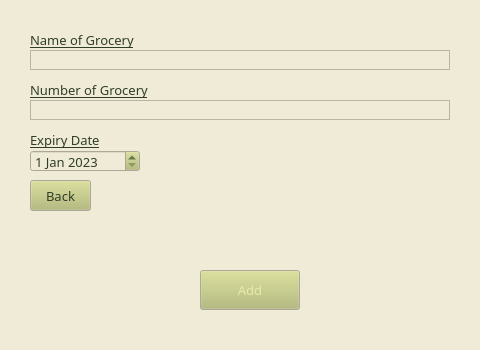
This is userInterface/addGroceryFrame.ui in yangqee/Menu as Qt 5 draws it before an edit. The edited form follows.
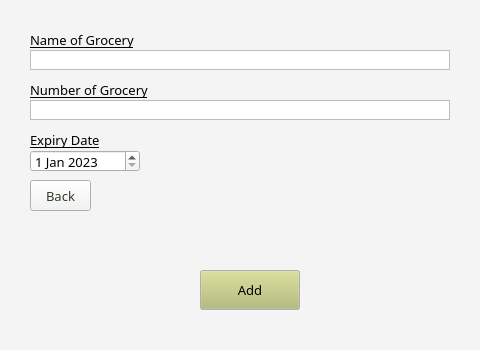
This is the edited form.

```diff
--- a/userInterface/addGroceryFrame.ui
+++ b/userInterface/addGroceryFrame.ui
@@ -22,108 +22,135 @@
      <colorrole role="WindowText">
       <brush brushstyle="SolidPattern">
        <color alpha="255">
-        <red>48</red>
-        <green>62</green>
-        <blue>39</blue>
+        <red>0</red>
+        <green>0</green>
+        <blue>0</blue>
        </color>
       </brush>
      </colorrole>
      <colorrole role="Button">
       <brush brushstyle="SolidPattern">
        <color alpha="255">
-        <red>180</red>
-        <green>187</green>
-        <blue>114</blue>
+        <red>244</red>
+        <green>244</green>
+        <blue>244</blue>
        </color>
       </brush>
      </colorrole>
      <colorrole role="Light">
       <brush brushstyle="SolidPattern">
        <color alpha="255">
-        <red>239</red>
-        <green>235</green>
-        <blue>215</blue>
+        <red>255</red>
+        <green>255</green>
+        <blue>255</blue>
        </color>
       </brush>
      </colorrole>
      <colorrole role="Midlight">
       <brush brushstyle="SolidPattern">
        <color alpha="255">
-        <red>231</red>
-        <green>234</green>
-        <blue>168</blue>
+        <red>249</red>
+        <green>249</green>
+        <blue>249</blue>
        </color>
       </brush>
      </colorrole>
      <colorrole role="Dark">
       <brush brushstyle="SolidPattern">
        <color alpha="255">
-        <red>227</red>
-        <green>219</green>
-        <blue>189</blue>
+        <red>122</red>
+        <green>122</green>
+        <blue>122</blue>
        </color>
       </brush>
      </colorrole>
      <colorrole role="Mid">
       <brush brushstyle="SolidPattern">
        <color alpha="255">
-        <red>227</red>
-        <green>219</green>
-        <blue>189</blue>
+        <red>163</red>
+        <green>163</green>
+        <blue>163</blue>
        </color>
       </brush>
      </colorrole>
      <colorrole role="Text">
       <brush brushstyle="SolidPattern">
        <color alpha="255">
-        <red>48</red>
-        <green>62</green>
-        <blue>39</blue>
+        <red>0</red>
+        <green>0</green>
+        <blue>0</blue>
        </color>
       </brush>
      </colorrole>
      <colorrole role="BrightText">
       <brush brushstyle="SolidPattern">
        <color alpha="255">
-        <red>246</red>
-        <green>250</green>
-        <blue>247</blue>
+        <red>255</red>
+        <green>255</green>
+        <blue>255</blue>
        </color>
       </brush>
      </colorrole>
      <colorrole role="ButtonText">
       <brush brushstyle="SolidPattern">
        <color alpha="255">
-        <red>231</red>
-        <green>234</green>
-        <blue>168</blue>
+        <red>0</red>
+        <green>0</green>
+        <blue>0</blue>
        </color>
       </brush>
      </colorrole>
      <colorrole role="Base">
       <brush brushstyle="SolidPattern">
        <color alpha="255">
-        <red>239</red>
-        <green>235</green>
-        <blue>215</blue>
+        <red>255</red>
+        <green>255</green>
+        <blue>255</blue>
        </color>
       </brush>
      </colorrole>
      <colorrole role="Window">
       <brush brushstyle="SolidPattern">
        <color alpha="255">
-        <red>239</red>
-        <green>235</green>
-        <blue>215</blue>
+        <red>244</red>
+        <green>244</green>
+        <blue>244</blue>
        </color>
       </brush>
      </colorrole>
      <colorrole role="Shadow">
       <brush brushstyle="SolidPattern">
        <color alpha="255">
-        <red>227</red>
-        <green>219</green>
-        <blue>189</blue>
+        <red>0</red>
+        <green>0</green>
+        <blue>0</blue>
+       </color>
+      </brush>
+     </colorrole>
+     <colorrole role="AlternateBase">
+      <brush brushstyle="SolidPattern">
+       <color alpha="255">
+        <red>249</red>
+        <green>249</green>
+        <blue>249</blue>
+       </color>
+      </brush>
+     </colorrole>
+     <colorrole role="ToolTipBase">
+      <brush brushstyle="SolidPattern">
+       <color alpha="255">
+        <red>255</red>
+        <green>255</green>
+        <blue>220</blue>
+       </color>
+      </brush>
+     </colorrole>
+     <colorrole role="ToolTipText">
+      <brush brushstyle="SolidPattern">
+       <color alpha="255">
+        <red>0</red>
+        <green>0</green>
+        <blue>0</blue>
        </color>
       </brush>
      </colorrole>
@@ -132,108 +159,135 @@
      <colorrole role="WindowText">
       <brush brushstyle="SolidPattern">
        <color alpha="255">
-        <red>48</red>
-        <green>62</green>
-        <blue>39</blue>
+        <red>0</red>
+        <green>0</green>
+        <blue>0</blue>
        </color>
       </brush>
      </colorrole>
      <colorrole role="Button">
       <brush brushstyle="SolidPattern">
        <color alpha="255">
-        <red>180</red>
-        <green>187</green>
-        <blue>114</blue>
+        <red>244</red>
+        <green>244</green>
+        <blue>244</blue>
        </color>
       </brush>
      </colorrole>
      <colorrole role="Light">
       <brush brushstyle="SolidPattern">
        <color alpha="255">
-        <red>239</red>
-        <green>235</green>
-        <blue>215</blue>
+        <red>255</red>
+        <green>255</green>
+        <blue>255</blue>
        </color>
       </brush>
      </colorrole>
      <colorrole role="Midlight">
       <brush brushstyle="SolidPattern">
        <color alpha="255">
-        <red>231</red>
-        <green>234</green>
-        <blue>168</blue>
+        <red>249</red>
+        <green>249</green>
+        <blue>249</blue>
        </color>
       </brush>
      </colorrole>
      <colorrole role="Dark">
       <brush brushstyle="SolidPattern">
        <color alpha="255">
-        <red>227</red>
-        <green>219</green>
-        <blue>189</blue>
+        <red>122</red>
+        <green>122</green>
+        <blue>122</blue>
        </color>
       </brush>
      </colorrole>
      <colorrole role="Mid">
       <brush brushstyle="SolidPattern">
        <color alpha="255">
-        <red>227</red>
-        <green>219</green>
-        <blue>189</blue>
+        <red>163</red>
+        <green>163</green>
+        <blue>163</blue>
        </color>
       </brush>
      </colorrole>
      <colorrole role="Text">
       <brush brushstyle="SolidPattern">
        <color alpha="255">
-        <red>48</red>
-        <green>62</green>
-        <blue>39</blue>
+        <red>0</red>
+        <green>0</green>
+        <blue>0</blue>
        </color>
       </brush>
      </colorrole>
      <colorrole role="BrightText">
       <brush brushstyle="SolidPattern">
        <color alpha="255">
-        <red>246</red>
-        <green>250</green>
-        <blue>247</blue>
+        <red>255</red>
+        <green>255</green>
+        <blue>255</blue>
        </color>
       </brush>
      </colorrole>
      <colorrole role="ButtonText">
       <brush brushstyle="SolidPattern">
        <color alpha="255">
-        <red>231</red>
-        <green>234</green>
-        <blue>168</blue>
+        <red>0</red>
+        <green>0</green>
+        <blue>0</blue>
        </color>
       </brush>
      </colorrole>
      <colorrole role="Base">
       <brush brushstyle="SolidPattern">
        <color alpha="255">
-        <red>239</red>
-        <green>235</green>
-        <blue>215</blue>
+        <red>255</red>
+        <green>255</green>
+        <blue>255</blue>
        </color>
       </brush>
      </colorrole>
      <colorrole role="Window">
       <brush brushstyle="SolidPattern">
        <color alpha="255">
-        <red>239</red>
-        <green>235</green>
-        <blue>215</blue>
+        <red>244</red>
+        <green>244</green>
+        <blue>244</blue>
        </color>
       </brush>
      </colorrole>
      <colorrole role="Shadow">
       <brush brushstyle="SolidPattern">
        <color alpha="255">
-        <red>227</red>
-        <green>219</green>
-        <blue>189</blue>
+        <red>0</red>
+        <green>0</green>
+        <blue>0</blue>
+       </color>
+      </brush>
+     </colorrole>
+     <colorrole role="AlternateBase">
+      <brush brushstyle="SolidPattern">
+       <color alpha="255">
+        <red>249</red>
+        <green>249</green>
+        <blue>249</blue>
+       </color>
+      </brush>
+     </colorrole>
+     <colorrole role="ToolTipBase">
+      <brush brushstyle="SolidPattern">
+       <color alpha="255">
+        <red>255</red>
+        <green>255</green>
+        <blue>220</blue>
+       </color>
+      </brush>
+     </colorrole>
+     <colorrole role="ToolTipText">
+      <brush brushstyle="SolidPattern">
+       <color alpha="255">
+        <red>0</red>
+        <green>0</green>
+        <blue>0</blue>
        </color>
       </brush>
      </colorrole>
@@ -242,108 +296,135 @@
      <colorrole role="WindowText">
       <brush brushstyle="SolidPattern">
        <color alpha="255">
-        <red>227</red>
-        <green>219</green>
-        <blue>189</blue>
+        <red>122</red>
+        <green>122</green>
+        <blue>122</blue>
        </color>
       </brush>
      </colorrole>
      <colorrole role="Button">
       <brush brushstyle="SolidPattern">
        <color alpha="255">
-        <red>180</red>
-        <green>187</green>
-        <blue>114</blue>
+        <red>244</red>
+        <green>244</green>
+        <blue>244</blue>
        </color>
       </brush>
      </colorrole>
      <colorrole role="Light">
       <brush brushstyle="SolidPattern">
        <color alpha="255">
-        <red>239</red>
-        <green>235</green>
-        <blue>215</blue>
+        <red>255</red>
+        <green>255</green>
+        <blue>255</blue>
        </color>
       </brush>
      </colorrole>
      <colorrole role="Midlight">
       <brush brushstyle="SolidPattern">
        <color alpha="255">
-        <red>231</red>
-        <green>234</green>
-        <blue>168</blue>
+        <red>249</red>
+        <green>249</green>
+        <blue>249</blue>
        </color>
       </brush>
      </colorrole>
      <colorrole role="Dark">
       <brush brushstyle="SolidPattern">
        <color alpha="255">
-        <red>227</red>
-        <green>219</green>
-        <blue>189</blue>
+        <red>122</red>
+        <green>122</green>
+        <blue>122</blue>
        </color>
       </brush>
      </colorrole>
      <colorrole role="Mid">
       <brush brushstyle="SolidPattern">
        <color alpha="255">
-        <red>227</red>
-        <green>219</green>
-        <blue>189</blue>
+        <red>163</red>
+        <green>163</green>
+        <blue>163</blue>
        </color>
       </brush>
      </colorrole>
      <colorrole role="Text">
       <brush brushstyle="SolidPattern">
        <color alpha="255">
-        <red>227</red>
-        <green>219</green>
-        <blue>189</blue>
+        <red>122</red>
+        <green>122</green>
+        <blue>122</blue>
        </color>
       </brush>
      </colorrole>
      <colorrole role="BrightText">
       <brush brushstyle="SolidPattern">
        <color alpha="255">
-        <red>246</red>
-        <green>250</green>
-        <blue>247</blue>
+        <red>255</red>
+        <green>255</green>
+        <blue>255</blue>
        </color>
       </brush>
      </colorrole>
      <colorrole role="ButtonText">
       <brush brushstyle="SolidPattern">
        <color alpha="255">
-        <red>227</red>
-        <green>219</green>
-        <blue>189</blue>
+        <red>122</red>
+        <green>122</green>
+        <blue>122</blue>
        </color>
       </brush>
      </colorrole>
      <colorrole role="Base">
       <brush brushstyle="SolidPattern">
        <color alpha="255">
-        <red>239</red>
-        <green>235</green>
-        <blue>215</blue>
+        <red>244</red>
+        <green>244</green>
+        <blue>244</blue>
        </color>
       </brush>
      </colorrole>
      <colorrole role="Window">
       <brush brushstyle="SolidPattern">
        <color alpha="255">
-        <red>239</red>
-        <green>235</green>
-        <blue>215</blue>
+        <red>244</red>
+        <green>244</green>
+        <blue>244</blue>
        </color>
       </brush>
      </colorrole>
      <colorrole role="Shadow">
       <brush brushstyle="SolidPattern">
        <color alpha="255">
-        <red>227</red>
-        <green>219</green>
-        <blue>189</blue>
+        <red>0</red>
+        <green>0</green>
+        <blue>0</blue>
+       </color>
+      </brush>
+     </colorrole>
+     <colorrole role="AlternateBase">
+      <brush brushstyle="SolidPattern">
+       <color alpha="255">
+        <red>244</red>
+        <green>244</green>
+        <blue>244</blue>
+       </color>
+      </brush>
+     </colorrole>
+     <colorrole role="ToolTipBase">
+      <brush brushstyle="SolidPattern">
+       <color alpha="255">
+        <red>255</red>
+        <green>255</green>
+        <blue>220</blue>
+       </color>
+      </brush>
+     </colorrole>
+     <colorrole role="ToolTipText">
+      <brush brushstyle="SolidPattern">
+       <color alpha="255">
+        <red>0</red>
+        <green>0</green>
+        <blue>0</blue>
        </color>
       </brush>
      </colorrole>
```
